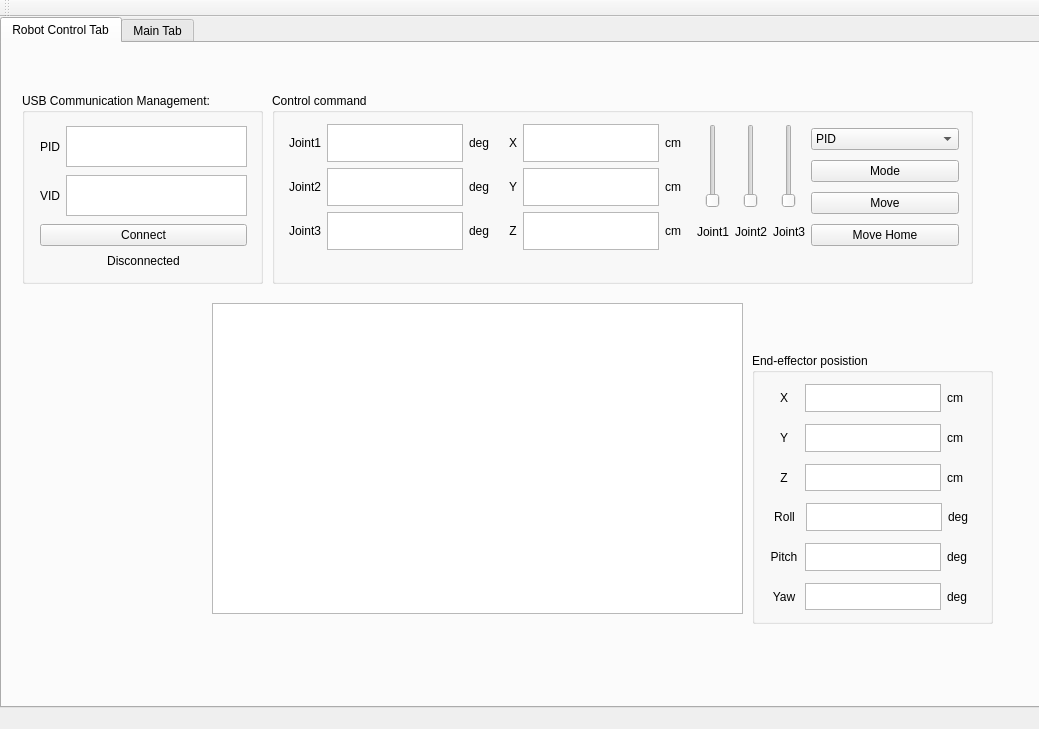
QuocBaoBuiNguyen/GUI_Arm_Controller, file resources/main.ui: the form before one commit.
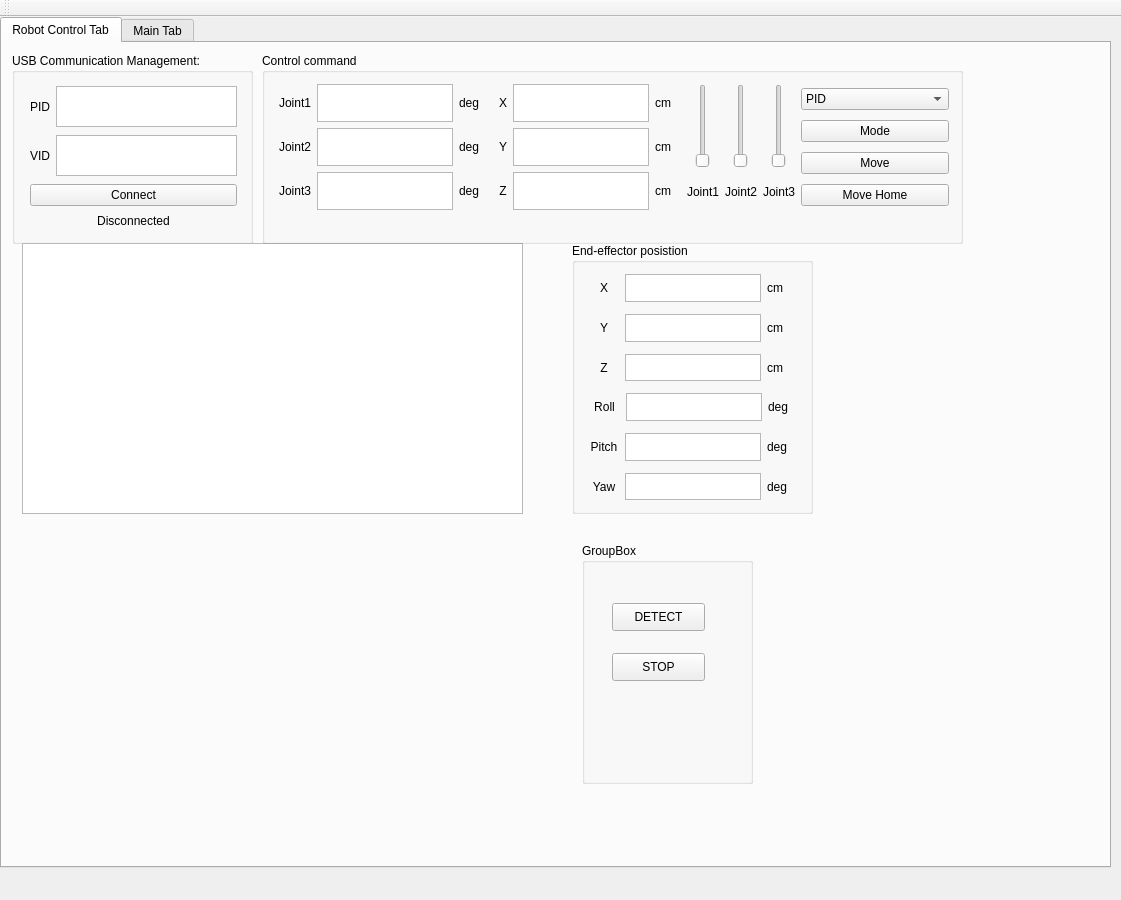
The form after the commit. Icons and pictures are not drawn. Custom widgets are drawn as their Qt base class.

What changed in the file:
```diff
--- a/resources/main.ui
+++ b/resources/main.ui
@@ -6,8 +6,8 @@
    <rect>
     <x>0</x>
     <y>0</y>
-    <width>1039</width>
-    <height>729</height>
+    <width>1121</width>
+    <height>900</height>
    </rect>
   </property>
   <property name="maximumSize">
@@ -25,8 +25,8 @@
      <rect>
       <x>0</x>
       <y>0</y>
-      <width>1041</width>
-      <height>691</height>
+      <width>1111</width>
+      <height>851</height>
      </rect>
     </property>
     <property name="sizePolicy">
@@ -45,8 +45,8 @@
      <widget class="QGroupBox" name="groupBox">
       <property name="geometry">
        <rect>
-        <x>20</x>
-        <y>50</y>
+        <x>10</x>
+        <y>10</y>
         <width>241</width>
         <height>191</height>
        </rect>
@@ -148,10 +148,10 @@
      <widget class="QChartView" name="graphicsView">
       <property name="geometry">
        <rect>
-        <x>210</x>
-        <y>260</y>
-        <width>531</width>
-        <height>311</height>
+        <x>20</x>
+        <y>200</y>
+        <width>501</width>
+        <height>271</height>
        </rect>
       </property>
       <property name="sizePolicy">
@@ -176,8 +176,8 @@
      <widget class="QGroupBox" name="groupBox_3">
       <property name="geometry">
        <rect>
-        <x>750</x>
-        <y>310</y>
+        <x>570</x>
+        <y>200</y>
         <width>241</width>
         <height>271</height>
        </rect>
@@ -504,8 +504,8 @@
      <widget class="QGroupBox" name="groupBox_2">
       <property name="geometry">
        <rect>
-        <x>270</x>
-        <y>50</y>
+        <x>260</x>
+        <y>10</y>
         <width>701</width>
         <height>191</height>
        </rect>
@@ -1003,6 +1003,58 @@
        <set>Qt::AlignCenter</set>
       </property>
      </widget>
+     <widget class="QLabel" name="imgLabel">
+      <property name="geometry">
+       <rect>
+        <x>20</x>
+        <y>520</y>
+        <width>501</width>
+        <height>241</height>
+       </rect>
+      </property>
+      <property name="text">
+       <string/>
+      </property>
+     </widget>
+     <widget class="QGroupBox" name="groupBox_4">
+      <property name="geometry">
+       <rect>
+        <x>580</x>
+        <y>500</y>
+        <width>171</width>
+        <height>241</height>
+       </rect>
+      </property>
+      <property name="title">
+       <string>GroupBox</string>
+      </property>
+      <widget class="QPushButton" name="StopButton">
+       <property name="geometry">
+        <rect>
+         <x>30</x>
+         <y>110</y>
+         <width>93</width>
+         <height>28</height>
+        </rect>
+       </property>
+       <property name="text">
+        <string>STOP</string>
+       </property>
+      </widget>
+      <widget class="QPushButton" name="DetectButton">
+       <property name="geometry">
+        <rect>
+         <x>30</x>
+         <y>60</y>
+         <width>93</width>
+         <height>28</height>
+        </rect>
+       </property>
+       <property name="text">
+        <string>DETECT</string>
+       </property>
+      </widget>
+     </widget>
     </widget>
     <widget class="QWidget" name="tab_3">
      <attribute name="title">
```
Left out of the diff: 4 changed lines with no effect on the pictures.
